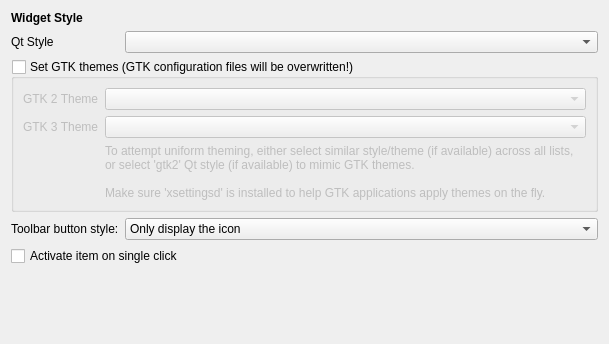
First picture: the form in lxqt-config-appearance/styleconfig.ui, repository lxqt/lxqt-config, before the edit.
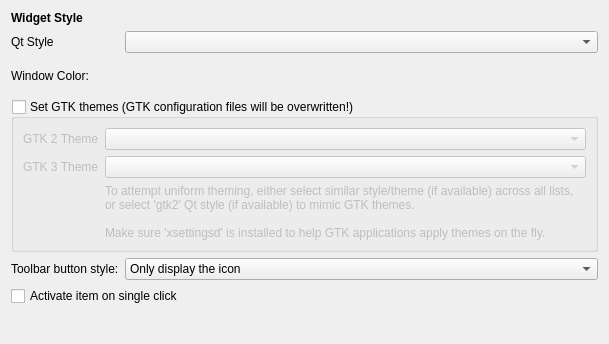
Second picture: the form after the edit. Custom widgets are drawn as their Qt base class.

Commit message:
Added an option to change window color
It is in LXQt Appearance Configuration → Widget Style.

Note: For the option to work, lxqt-qtplugin 0.15.1 should be installed; otherwise, it will have no effect.

What changed in the file:
```diff
--- a/lxqt-config-appearance/styleconfig.ui
+++ b/lxqt-config-appearance/styleconfig.ui
@@ -146,8 +146,42 @@
      </property>
     </widget>
    </item>
+   <item row="2" column="0" colspan="2">
+    <layout class="QFormLayout" name="formLayout_3">
+     <property name="horizontalSpacing">
+      <number>5</number>
+     </property>
+     <property name="topMargin">
+      <number>10</number>
+     </property>
+     <property name="bottomMargin">
+      <number>10</number>
+     </property>
+     <item row="0" column="0">
+      <widget class="QLabel" name="label_6">
+       <property name="text">
+        <string>Window Color:</string>
+       </property>
+      </widget>
+     </item>
+     <item row="0" column="1">
+      <widget class="ColorLabel" name="winColorLabel">
+       <property name="text">
+        <string/>
+       </property>
+      </widget>
+     </item>
+    </layout>
+   </item>
   </layout>
  </widget>
+ <customwidgets>
+  <customwidget>
+   <class>ColorLabel</class>
+   <extends>QLabel</extends>
+   <header>colorLabel.h</header>
+  </customwidget>
+ </customwidgets>
  <resources/>
  <connections/>
 </ui>
```
The commit also changes 4 other files.
